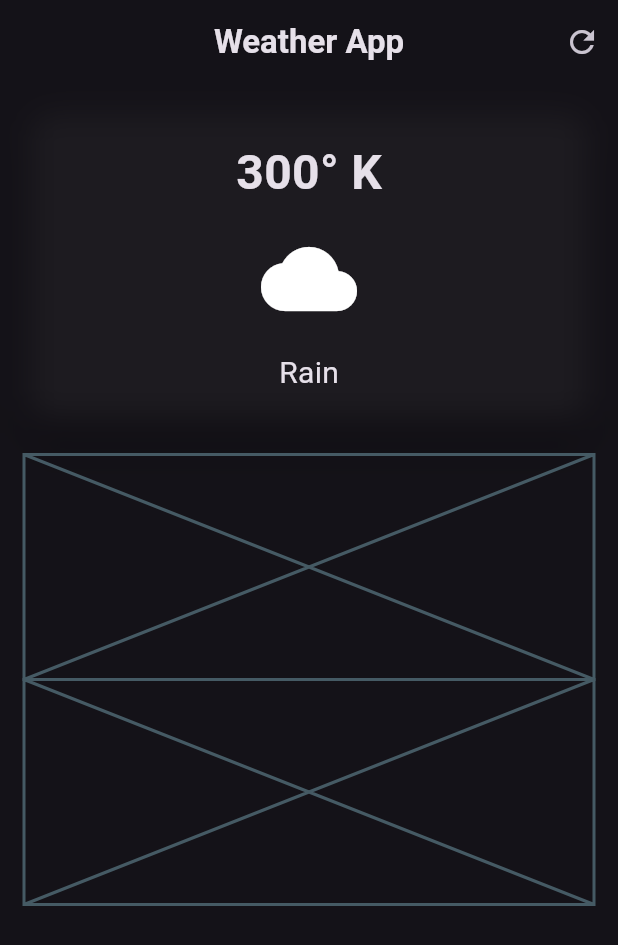
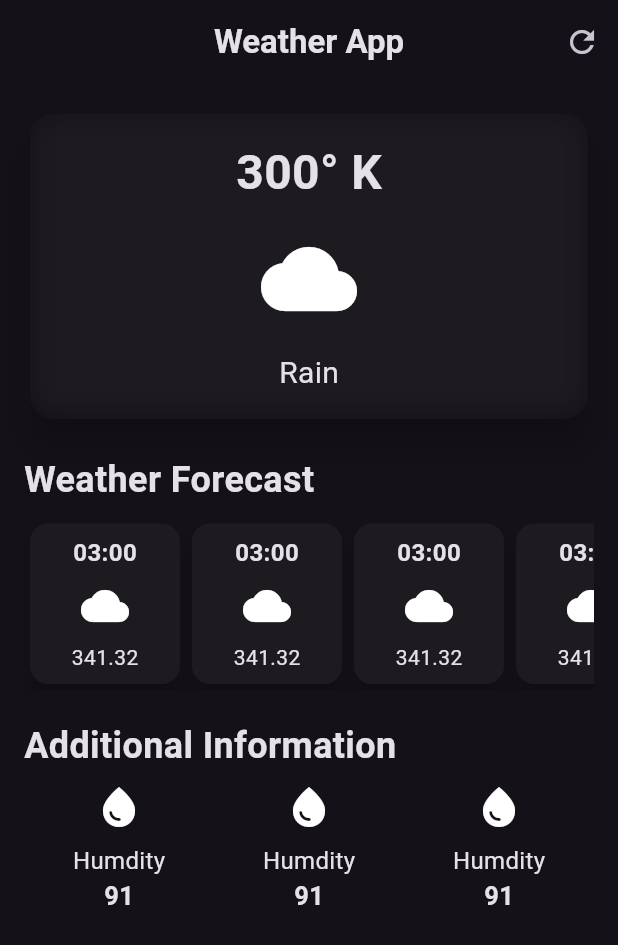
Before and after one commit to abhinav4190/Weather-App, a Flutter app: the screen it shows after launch, on a phone screen of 412 x 824 dp. Shown: the top 945 px of the screen. Run offline on Flutter 3.47's test engine with Material 3 defaults, Android fonts, the phone set to English and light mode, and no system bars.

Commit message:
hard coded ui completed

```diff
--- /dev/null
+++ b/lib/additional_info.dart
@@ -0,0 +1,27 @@
+import 'package:flutter/material.dart';
+
+class AdditionalInfo extends StatelessWidget {
+  const AdditionalInfo({super.key});
+  @override
+  Widget build(BuildContext context) {
+    return const Column(
+      children: [
+        Icon(
+          Icons.water_drop,
+          size: 32,
+        ),
+        SizedBox(
+          height: 8,
+        ),
+        Text(
+          "Humdity",
+          style: TextStyle(fontSize: 16),
+        ),
+        Text(
+          "91",
+          style: TextStyle(fontSize: 17, fontWeight: FontWeight.bold),
+        )
+      ],
+    );
+  }
+}
--- /dev/null
+++ b/lib/hourly_forecast_item.dart
@@ -0,0 +1,33 @@
+import 'package:flutter/material.dart';
+
+class HourlyForecastItem extends StatelessWidget {
+  const HourlyForecastItem({super.key});
+  @override
+  Widget build(BuildContext context) {
+    return Card(
+      shape: RoundedRectangleBorder(
+        borderRadius: BorderRadius.circular(12),
+      ),
+      elevation: 6,
+      child: Container(
+        width: 100,
+        padding: const EdgeInsets.all(8.0),
+        child: const Column(
+          children: [
+            Text(
+              "03:00",
+              style: TextStyle(fontSize: 16, fontWeight: FontWeight.bold),
+            ),
+            SizedBox(height: 8),
+            Icon(
+              Icons.cloud,
+              size: 32,
+            ),
+            SizedBox(height: 8),
+            Text("341.32")
+          ],
+        ),
+      ),
+    );
+  }
+}
--- a/lib/weather_app.dart
+++ b/lib/weather_app.dart
@@ -1,7 +1,7 @@
 import 'dart:ui';
-
 import 'package:flutter/material.dart';
-import 'package:flutter/widgets.dart';
+import 'package:weather_app/additional_info.dart';
+import 'package:weather_app/hourly_forecast_item.dart';
 
 class WeatherApp extends StatelessWidget {
   const WeatherApp({super.key});
@@ -23,6 +23,7 @@ class WeatherApp extends StatelessWidget {
       body: Padding(
         padding: const EdgeInsets.all(16),
         child: Column(
+          crossAxisAlignment: CrossAxisAlignment.start,
           children: [
             SizedBox(
               width: double.infinity,
@@ -30,6 +31,8 @@ class WeatherApp extends StatelessWidget {
                 elevation: 10,
                 shape: RoundedRectangleBorder(
                     borderRadius: BorderRadius.circular(16)),
+                child: ClipRRect(
+                  borderRadius: BorderRadius.circular(16),
                   child: BackdropFilter(
                     filter: ImageFilter.blur(sigmaX: 10, sigmaY: 10),
                     child: const Padding(
@@ -61,15 +64,53 @@ class WeatherApp extends StatelessWidget {
                   ),
                 ),
               ),
-            SizedBox(
+            ),
+            const SizedBox(
               height: 20,
             ),
-            Placeholder(
-              fallbackHeight: 150,
+            const Text(
+              "Weather Forecast",
+              style: TextStyle(
+                fontSize: 24,
+                fontWeight: FontWeight.bold,
               ),
-            Placeholder(
-              fallbackHeight: 150,
             ),
+            const SizedBox(
+              height: 8,
+            ),
+            const SingleChildScrollView(
+              scrollDirection: Axis.horizontal,
+              child: Row(
+                children: [
+                  HourlyForecastItem(),
+                  HourlyForecastItem(),
+                  HourlyForecastItem(),
+                  HourlyForecastItem(),
+                  HourlyForecastItem(),
+                ],
+              ),
+            ),
+            const SizedBox(
+              height: 20,
+            ),
+            const Text(
+              "Additional Information",
+              style: TextStyle(
+                fontSize: 24,
+                fontWeight: FontWeight.bold,
+              ),
+            ),
+            const SizedBox(
+              height: 8,
+            ),
+            const Row(
+              mainAxisAlignment: MainAxisAlignment.spaceAround,
+              children: [
+                AdditionalInfo(),
+                AdditionalInfo(),
+                AdditionalInfo()
+              ],
+            )
           ],
         ),
       ),
```
Lines whose indentation alone changed are shown as unchanged.
